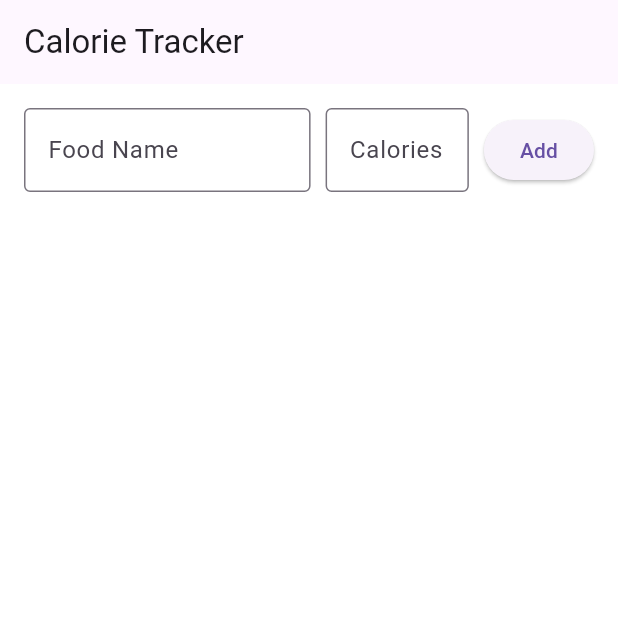
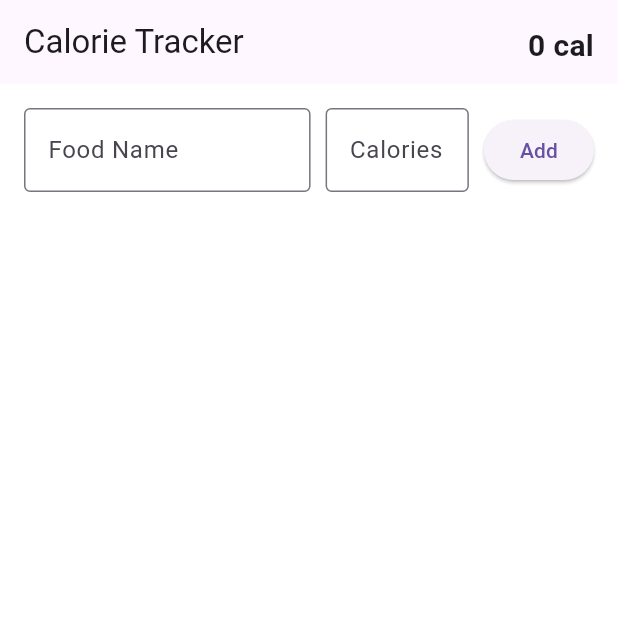
Before and after one commit to vk1hub/Fitness-Tracker, a Flutter app: the screen it shows after launch, item 2 of the bottom bar chosen, on a phone screen of 412 x 824 dp, the top half of it. Run offline on Flutter 3.47's test engine with Material 3 defaults, Android fonts, the light colour scheme and no system bars.

Commit message:
Added total calorie count on calorie tracker

```diff
--- a/lib/calorie_screen.dart
+++ b/lib/calorie_screen.dart
@@ -11,6 +11,15 @@ class CalorieScreenState extends State<CalorieScreen> {
   TextEditingController caloriesController = TextEditingController();
 
   List<Map<String, dynamic>> foods = [];
+
+  // calculate total calories
+  int getTotalCalories() {
+    int total = 0;
+    for (int i = 0; i < foods.length; i++) {
+      total += foods[i]['calories'] as int;
+    }
+    return total;
+  }
 
   // add food function
   void addFood() {
@@ -41,9 +50,22 @@ class CalorieScreenState extends State<CalorieScreen> {
 
   @override
   Widget build(BuildContext context) {
+    int totalCalories = getTotalCalories();
+
     return Scaffold(
       appBar: AppBar(
         title: Text('Calorie Tracker'),
+        actions: [
+          Padding(
+            padding: EdgeInsets.all(16),
+            child: Center(
+              child: Text(
+                '$totalCalories cal',
+                style: TextStyle(fontSize: 20, fontWeight: FontWeight.bold),
+              ),
+            ),
+          ),
+        ],
       ),
       body: Column(
         children: [
```
